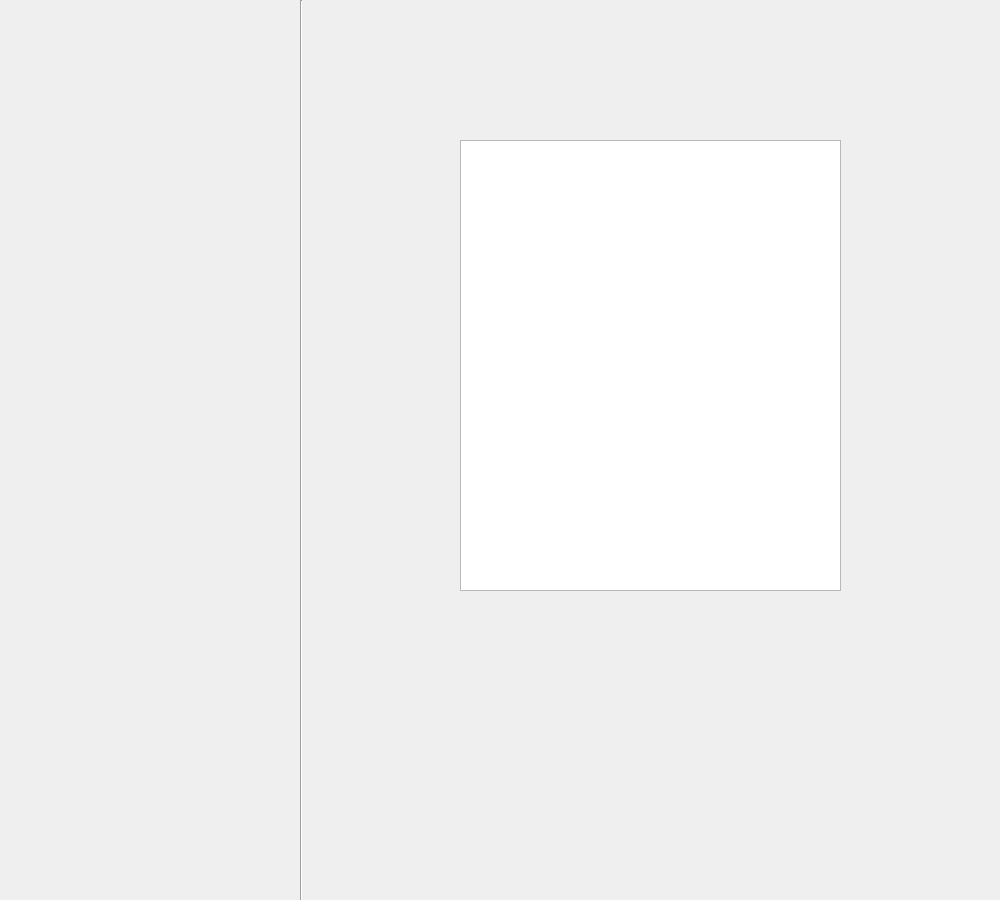
MigotMateusz/Time_organizer, file ui/todolistdialog.ui: the form before one commit.
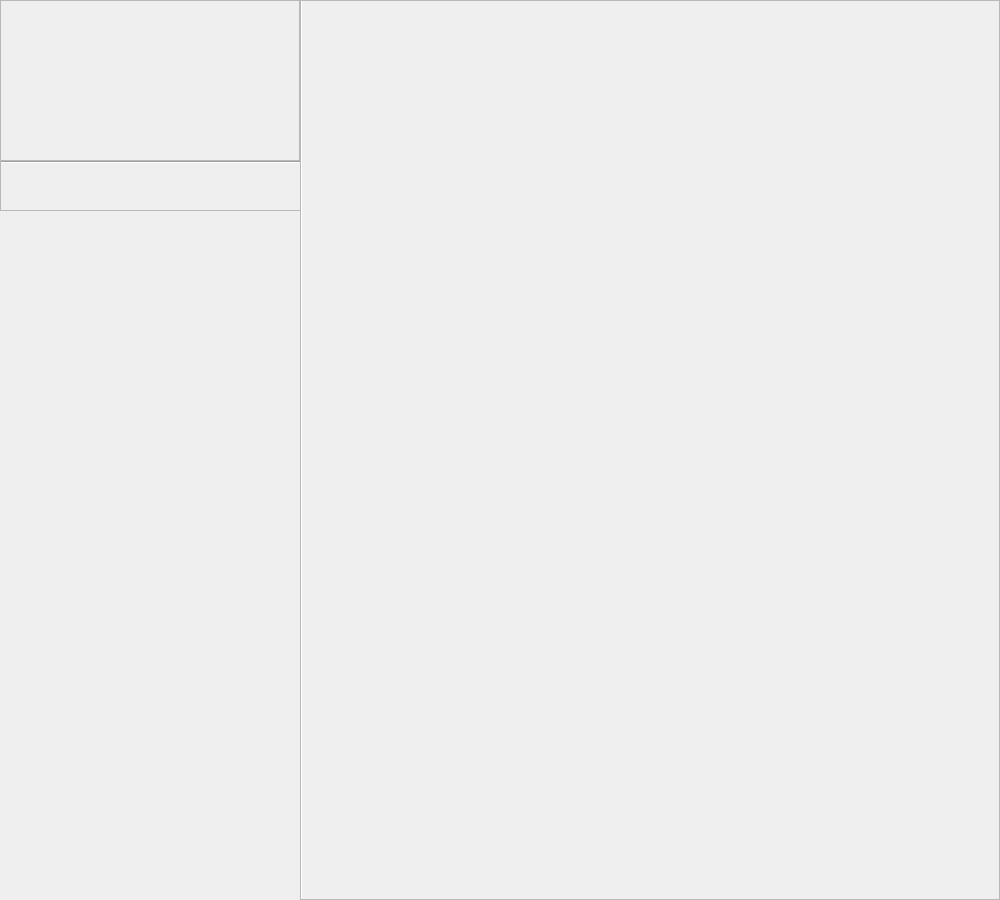
The form after the commit.

Commit message: Todolist UI upgrade

```diff
--- a/ui/todolistdialog.ui
+++ b/ui/todolistdialog.ui
@@ -26,14 +26,65 @@
     <enum>Qt::Vertical</enum>
    </property>
   </widget>
-  <widget class="QListWidget" name="listWidget">
+  <widget class="QFrame" name="frameleft">
    <property name="geometry">
     <rect>
-     <x>460</x>
-     <y>140</y>
-     <width>381</width>
-     <height>451</height>
+     <x>0</x>
+     <y>0</y>
+     <width>300</width>
+     <height>161</height>
     </rect>
+   </property>
+   <property name="frameShape">
+    <enum>QFrame::StyledPanel</enum>
+   </property>
+   <property name="frameShadow">
+    <enum>QFrame::Raised</enum>
+   </property>
+  </widget>
+  <widget class="QFrame" name="frameright">
+   <property name="geometry">
+    <rect>
+     <x>300</x>
+     <y>0</y>
+     <width>700</width>
+     <height>900</height>
+    </rect>
+   </property>
+   <property name="frameShape">
+    <enum>QFrame::StyledPanel</enum>
+   </property>
+   <property name="frameShadow">
+    <enum>QFrame::Raised</enum>
+   </property>
+  </widget>
+  <widget class="Line" name="line_2">
+   <property name="geometry">
+    <rect>
+     <x>0</x>
+     <y>161</y>
+     <width>300</width>
+     <height>3</height>
+    </rect>
+   </property>
+   <property name="orientation">
+    <enum>Qt::Horizontal</enum>
+   </property>
+  </widget>
+  <widget class="QFrame" name="frameleft2">
+   <property name="geometry">
+    <rect>
+     <x>0</x>
+     <y>160</y>
+     <width>301</width>
+     <height>51</height>
+    </rect>
+   </property>
+   <property name="frameShape">
+    <enum>QFrame::StyledPanel</enum>
+   </property>
+   <property name="frameShadow">
+    <enum>QFrame::Raised</enum>
    </property>
   </widget>
  </widget>
```
The commit also changes 1 other file.
